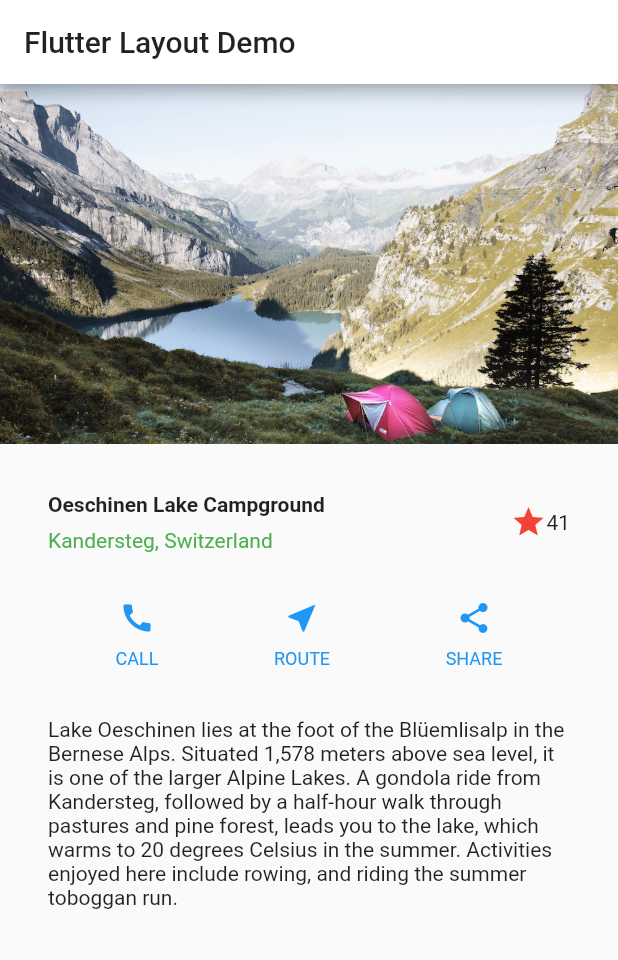
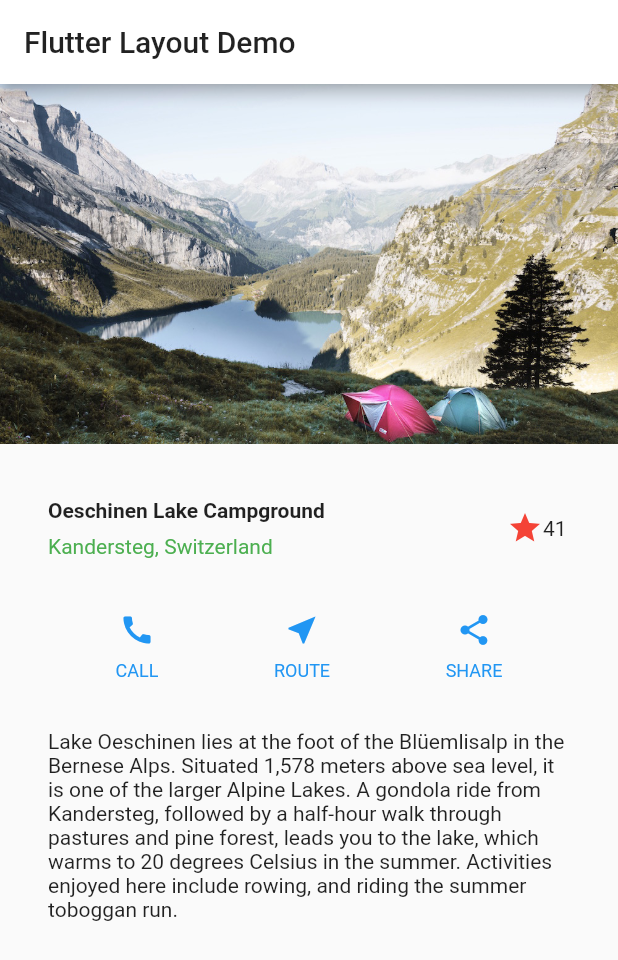
Before and after one commit to rfks/ttm, a Flutter app: the screen it shows after launch, on a phone screen of 412 x 824 dp. Shown: the top 960 px of the screen. Run offline on Flutter 3.47's test engine with Material 2 defaults, Android fonts, the phone set to English and light mode, and no system bars.

Commit message:
layout demo: toggle star

```diff
--- a/lib/main.dart
+++ b/lib/main.dart
@@ -33,11 +33,7 @@ class MyApp extends StatelessWidget {
             ],
           ),
         ),
-        Icon(
-          Icons.star,
-          color: Colors.red[500],
-        ),
-        Text('41'),
+        FavoriteWidget(),
       ],
     ),
   );
@@ -117,3 +113,50 @@ class MyApp extends StatelessWidget {
     );
   }
 }
+
+class FavoriteWidget extends StatefulWidget {
+  @override
+  _FavoriteWidgetState createState() => _FavoriteWidgetState();
+}
+
+class _FavoriteWidgetState extends State<FavoriteWidget> {
+  bool _isFavorited = true;
+  int _favoriteCount = 41;
+
+  void _toggleFavorite() {
+    setState(() {
+      if (_isFavorited) {
+        _favoriteCount -= 1;
+        _isFavorited = false;
+      } else {
+        _favoriteCount += 1;
+        _isFavorited = true;
+      }
+    });
+  }
+
+  @override
+  Widget build(BuildContext context) {
+    return Row(
+      mainAxisSize: MainAxisSize.min,
+      children: [
+        Container(
+          padding: EdgeInsets.all(0),
+          child: IconButton(
+            padding: EdgeInsets.all(0),
+            alignment: Alignment.centerRight,
+            icon: (_isFavorited ? Icon(Icons.star) : Icon(Icons.star_border)),
+            color: Colors.red[500],
+            onPressed: _toggleFavorite,
+          ),
+        ),
+        SizedBox(
+          width: 18,
+          child: Container(
+            child: Text('$_favoriteCount'),
+          ),
+        ),
+      ],
+    );
+  }
+}
```
